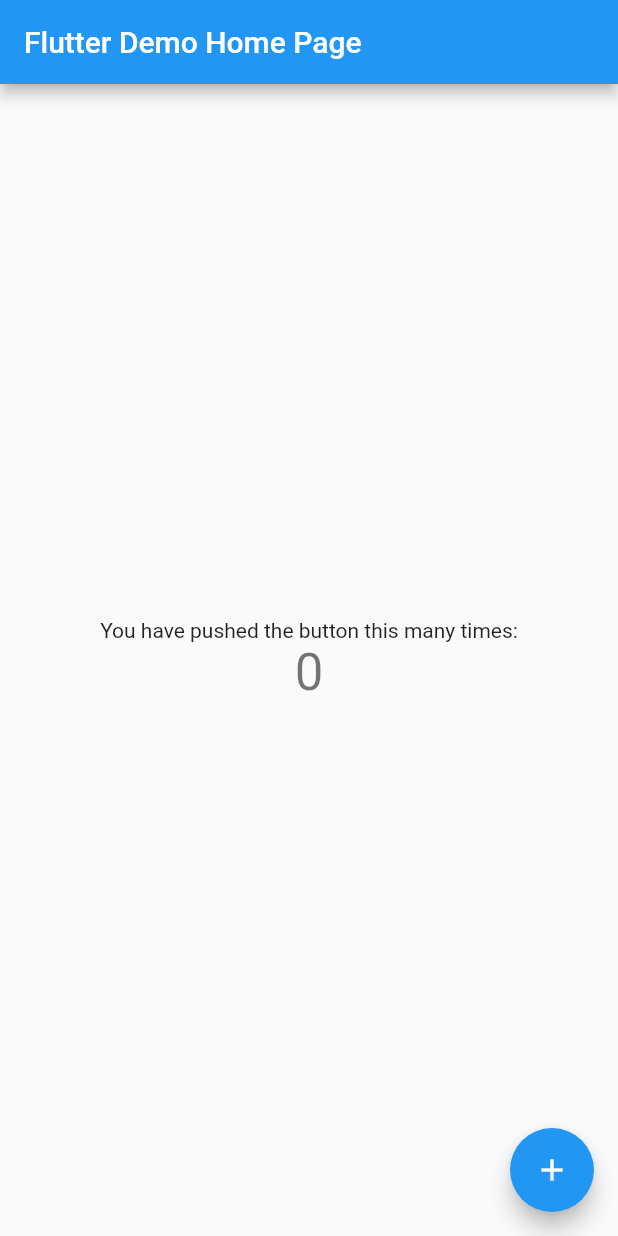
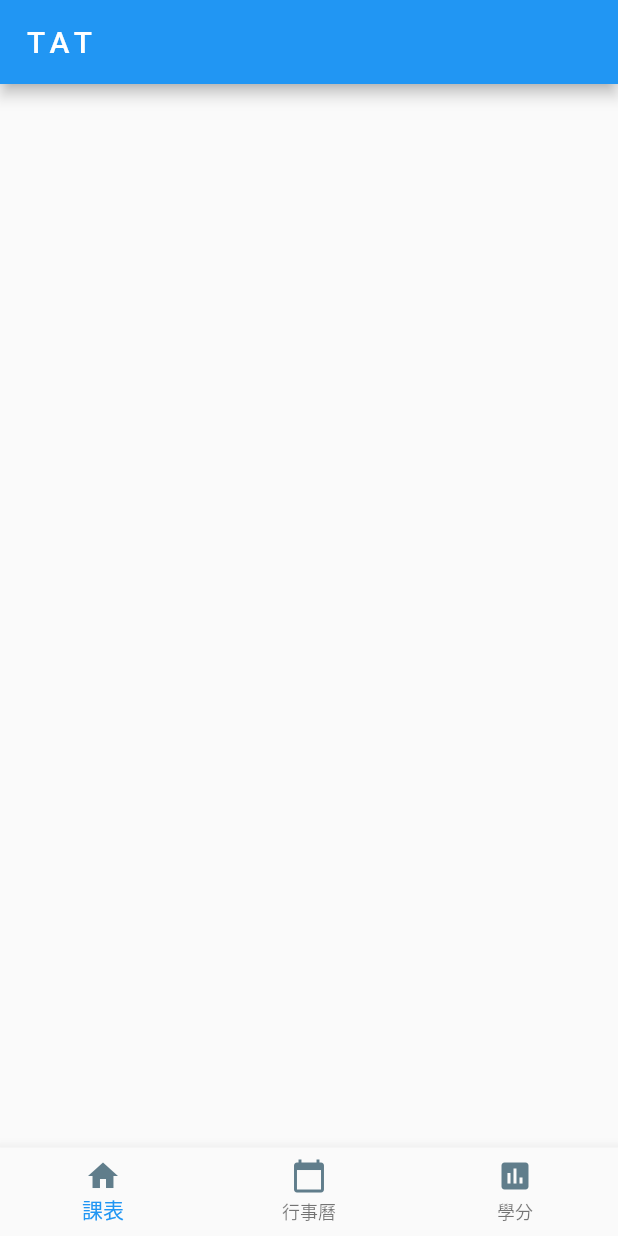
Before and after one commit to NTUT-NPC/tat_flutter, a Flutter app: the screen it shows after launch, on a phone screen of 412 x 824 dp. Run offline on Flutter 3.47's test engine with Material 2 defaults, Android fonts, the phone set to English and light mode, and no system bars.

Commit message:
Add bottom navigation bar

```diff
--- a/lib/main.dart
+++ b/lib/main.dart
@@ -1,111 +1,17 @@
 import 'package:flutter/material.dart';
+import 'package:tat_flutter/tab_scaffold.dart';
 
 void main() => runApp(MyApp());
 
 class MyApp extends StatelessWidget {
-  // This widget is the root of your application.
   @override
   Widget build(BuildContext context) {
     return MaterialApp(
       title: 'Flutter Demo',
       theme: ThemeData(
-        // This is the theme of your application.
-        //
-        // Try running your application with "flutter run". You'll see the
-        // application has a blue toolbar. Then, without quitting the app, try
-        // changing the primarySwatch below to Colors.green and then invoke
-        // "hot reload" (press "r" in the console where you ran "flutter run",
-        // or simply save your changes to "hot reload" in a Flutter IDE).
-        // Notice that the counter didn't reset back to zero; the application
-        // is not restarted.
         primarySwatch: Colors.blue,
       ),
-      home: MyHomePage(title: 'Flutter Demo Home Page'),
+      home: TabScaffold(),
     );
   }
 }
-
-class MyHomePage extends StatefulWidget {
-  MyHomePage({Key key, this.title}) : super(key: key);
-
-  // This widget is the home page of your application. It is stateful, meaning
-  // that it has a State object (defined below) that contains fields that affect
-  // how it looks.
-
-  // This class is the configuration for the state. It holds the values (in this
-  // case the title) provided by the parent (in this case the App widget) and
-  // used by the build method of the State. Fields in a Widget subclass are
-  // always marked "final".
-
-  final String title;
-
-  @override
-  _MyHomePageState createState() => _MyHomePageState();
-}
-
-class _MyHomePageState extends State<MyHomePage> {
-  int _counter = 0;
-
-  void _incrementCounter() {
-    setState(() {
-      // This call to setState tells the Flutter framework that something has
-      // changed in this State, which causes it to rerun the build method below
-      // so that the display can reflect the updated values. If we changed
-      // _counter without calling setState(), then the build method would not be
-      // called again, and so nothing would appear to happen.
-      _counter++;
-    });
-  }
-
-  @override
-  Widget build(BuildContext context) {
-    // This method is rerun every time setState is called, for instance as done
-    // by the _incrementCounter method above.
-    //
-    // The Flutter framework has been optimized to make rerunning build methods
-    // fast, so that you can just rebuild anything that needs updating rather
-    // than having to individually change instances of widgets.
-    return Scaffold(
-      appBar: AppBar(
-        // Here we take the value from the MyHomePage object that was created by
-        // the App.build method, and use it to set our appbar title.
-        title: Text(widget.title),
-      ),
-      body: Center(
-        // Center is a layout widget. It takes a single child and positions it
-        // in the middle of the parent.
-        child: Column(
-          // Column is also layout widget. It takes a list of children and
-          // arranges them vertically. By default, it sizes itself to fit its
-          // children horizontally, and tries to be as tall as its parent.
-          //
-          // Invoke "debug painting" (press "p" in the console, choose the
-          // "Toggle Debug Paint" action from the Flutter Inspector in Android
-          // Studio, or the "Toggle Debug Paint" command in Visual Studio Code)
-          // to see the wireframe for each widget.
-          //
-          // Column has various properties to control how it sizes itself and
-          // how it positions its children. Here we use mainAxisAlignment to
-          // center the children vertically; the main axis here is the vertical
-          // axis because Columns are vertical (the cross axis would be
-          // horizontal).
-          mainAxisAlignment: MainAxisAlignment.center,
-          children: <Widget>[
-            Text(
-              'You have pushed the button this many times:',
-            ),
-            Text(
-              '$_counter',
-              style: Theme.of(context).textTheme.display1,
-            ),
-          ],
-        ),
-      ),
-      floatingActionButton: FloatingActionButton(
-        onPressed: _incrementCounter,
-        tooltip: 'Increment',
-        child: Icon(Icons.add),
-      ), // This trailing comma makes auto-formatting nicer for build methods.
-    );
-  }
-}
--- /dev/null
+++ b/lib/tab_scaffold.dart
@@ -0,0 +1,42 @@
+import 'package:flutter/material.dart';
+
+class TabScaffold extends StatefulWidget {
+  @override
+  _TabScaffoldState createState() => _TabScaffoldState();
+}
+
+class _TabScaffoldState extends State<TabScaffold> {
+  final _bottomNavigationColor = Colors.blueGrey;
+
+  @override
+  Widget build(BuildContext context) {
+    return Scaffold(
+      appBar: AppBar(
+        title: Text(
+          'TAT',
+          style: TextStyle(letterSpacing: 4),
+        ),
+      ),
+      bottomNavigationBar: BottomNavigationBar(items: [
+        BottomNavigationBarItem(
+            icon: Icon(Icons.home, color: _bottomNavigationColor),
+            title: Text(
+              '課表',
+              style: TextStyle(color: _bottomNavigationColor),
+            )),
+        BottomNavigationBarItem(
+            icon: Icon(Icons.calendar_today, color: _bottomNavigationColor),
+            title: Text(
+              '行事曆',
+              style: TextStyle(color: _bottomNavigationColor),
+            )),
+        BottomNavigationBarItem(
+            icon: Icon(Icons.assessment, color: _bottomNavigationColor),
+            title: Text(
+              '學分',
+              style: TextStyle(color: _bottomNavigationColor),
+            )),
+      ]),
+    );
+  }
+}
```
